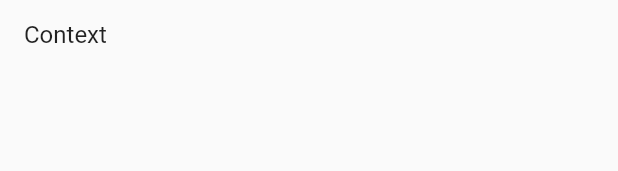
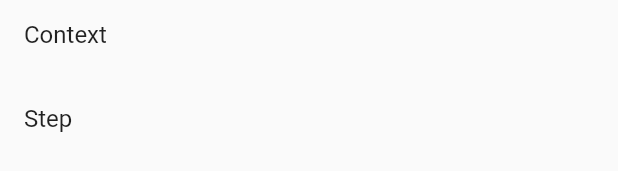
Before and after one commit to crud-Flutter/flutter_example, a Flutter app: what drawer() shows on an empty page, opened directly, on a phone screen of 412 x 824 dp. Shown: the part 345-516 px from the top of the screen. Run offline on Flutter 3.47's test engine with Material 2 defaults, Android fonts, the phone set to English and light mode, and no system bars; missing offline and left inert: crud_flutter_form_generator, crud_flutter_list_generator, flutter_persistence_api.

Commit message:
Step in navigation drawer

```diff
--- a/lib/src/drawer.dart
+++ b/lib/src/drawer.dart
@@ -1,5 +1,6 @@
 import 'package:flutter/material.dart';
 import 'package:flutter_example/src/context/context.list.stateless.dart';
+import 'package:flutter_example/src/step/step.list.stateless.dart';
 import 'package:flutter_example/src/todo/todo.list.stateless.dart';
 
 ListView drawer(BuildContext context) {
@@ -20,6 +21,13 @@ ListView drawer(BuildContext context) {
         Navigator.pushReplacement(context,
             MaterialPageRoute(builder: (context) => ContextListPage()));
       },
+    ),
+    ListTile(
+      title: Text('Step'),
+      onTap: () {
+        Navigator.pushReplacement(context,
+            MaterialPageRoute(builder: (context) => StepListPage()));
+      },
     )
   ]);
 }
```
